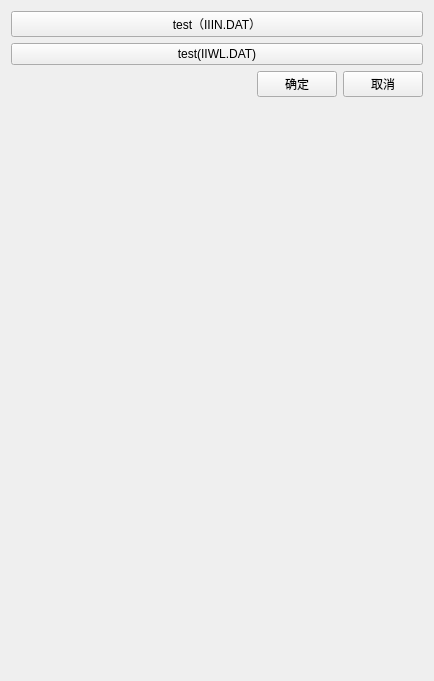
Before: the Qt Designer form plugins/Base_PhysicalField/PhysicalFieldSettingWidget.ui in asd977/base_cae, drawn with Qt 5.
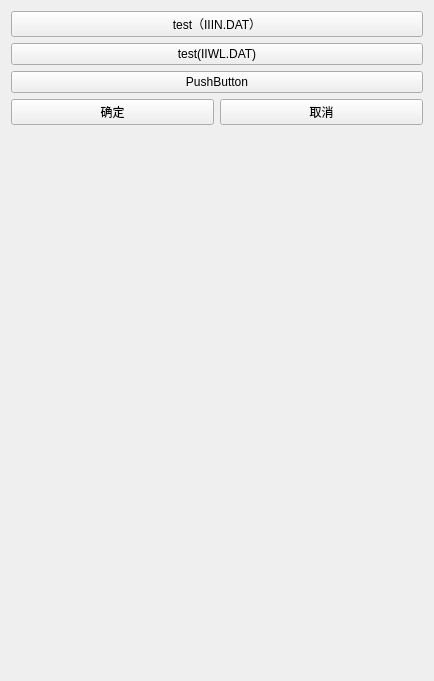
After: the same form once the commit is applied.

What changed in the file:
```diff
--- a/plugins/Base_PhysicalField/PhysicalFieldSettingWidget.ui
+++ b/plugins/Base_PhysicalField/PhysicalFieldSettingWidget.ui
@@ -28,21 +28,15 @@
      </property>
     </widget>
    </item>
+   <item>
+    <widget class="QPushButton" name="pushButton_2">
+     <property name="text">
+      <string>PushButton</string>
+     </property>
+    </widget>
+   </item>
    <item>
     <layout class="QHBoxLayout" name="horizontalLayoutButtons">
-     <item>
-      <spacer name="horizontalSpacer">
-       <property name="orientation">
-        <enum>Qt::Orientation::Horizontal</enum>
-       </property>
-       <property name="sizeHint" stdset="0">
-        <size>
-         <width>40</width>
-         <height>20</height>
-        </size>
-       </property>
-      </spacer>
-     </item>
      <item>
       <widget class="QPushButton" name="buttonOk">
        <property name="text">
@@ -61,9 +55,6 @@
    </item>
    <item>
     <spacer name="verticalSpacer">
-     <property name="orientation">
-      <enum>Qt::Orientation::Vertical</enum>
-     </property>
      <property name="sizeHint" stdset="0">
       <size>
        <width>20</width>
```
